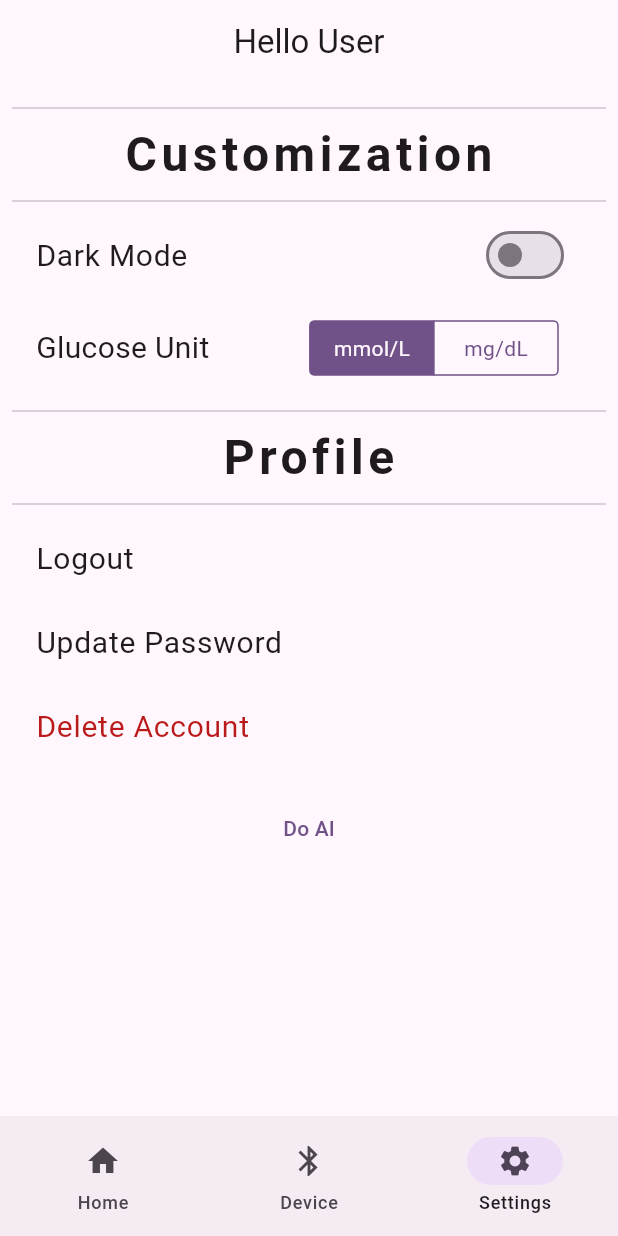
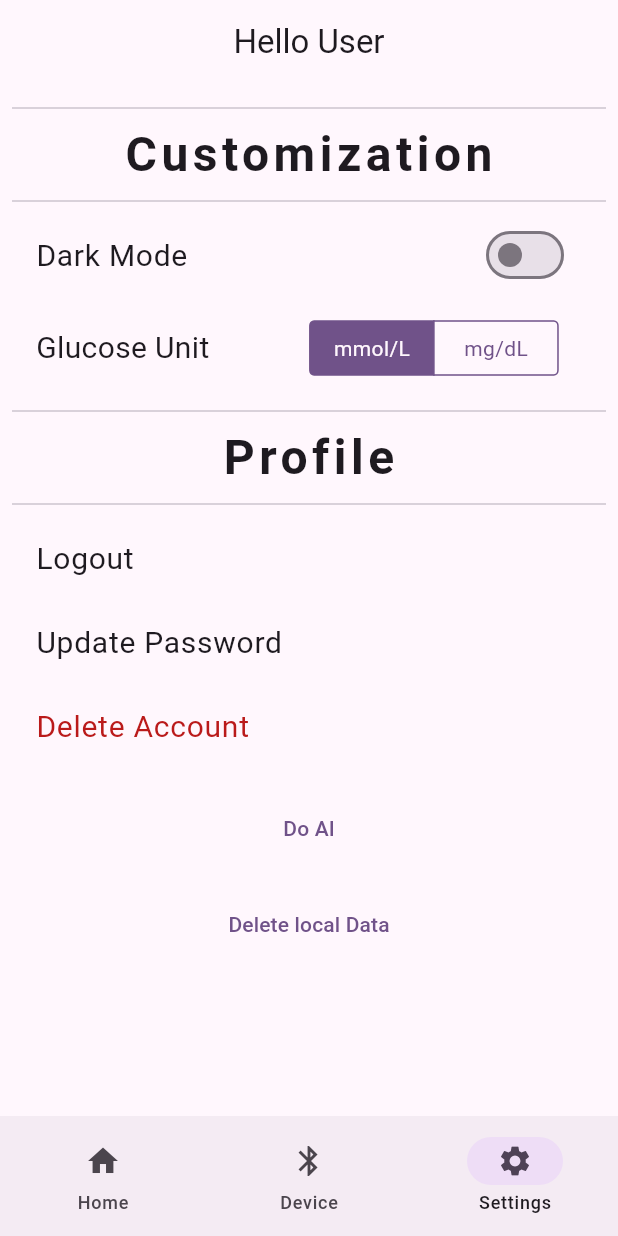
Before and after one commit to Tshadow999/glucose_monitor, a Flutter app: the WidgetTree screen opened directly, item 3 of the bottom bar chosen, after a tap on "Do AI", on a phone screen of 412 x 824 dp. Run offline on Flutter 3.47's test engine with Material 3 defaults, Android fonts, the light colour scheme and no system bars; our stand-ins replace cloud_firestore, device_info_plus, firebase_auth, firebase_core, fl_chart, flutter_blue_plus and 6 more; accounts and stored records are empty; generated files the repository leaves out were written again; network calls fail; project files that could hold a hidden picture were left out.

Commit message:
Flutter integration with FastAPI works

```diff
--- a/mobile_app/lib/data/local_storage.dart
+++ b/mobile_app/lib/data/local_storage.dart
@@ -31,9 +31,16 @@ class GlucoseReadingService {
     readingBox = await Hive.openBox('testBox');
   }
 
+  void addReadings(List<double> predictions, DateTime? time) {
+    //TODO: fix the datetime
+    for (int i = 0; i < predictions.length; i++) {
+      addReading(predictions[i], time ?? DateTime.now().subtract(Duration(minutes: 7 * i)));
+    }
+  }
+
   void addReading(double value, DateTime? time) {
     // TODO change datetime.now() ?
-    GlucoseReading newReading = GlucoseReading(value: value, timestamp: time == null ? DateTime.now() : time);
+    GlucoseReading newReading = GlucoseReading(value: value, timestamp: time ?? DateTime.now());
     readingBox.put(newReading.timestamp.toString(), newReading);
   }
 
@@ -41,9 +48,9 @@ class GlucoseReadingService {
     readingBox.deleteAt(index);
   }
 
-  void deleteAll() {
+  Future<void> deleteAll() async {
     final keys = readingBox.keys.toList();
-    readingBox.deleteAll(keys);
+    await readingBox.deleteAll(keys);
   }
 
   List<GlucoseReading> getAllReadings() {
--- a/mobile_app/lib/data/ml_model_service.dart
+++ b/mobile_app/lib/data/ml_model_service.dart
@@ -1,13 +1,11 @@
-import 'dart:typed_data';
-import 'package:tflite_v2/tflite_v2.dart';
+import 'dart:convert';
+import 'package:http/http.dart' as http;
 import 'package:flutter/services.dart' show rootBundle;
 
 // run this
 Future<List<double>> runModelFromCsv() async {
-  print("----- STARTING AI -----");
+  // print("----- STARTING AI -----");
   try {
-    await MlModelService().init();
-
     List<List<double>> inputData = await MlModelService().loadCsvData();
 
     if (inputData.isEmpty) {
@@ -15,13 +13,13 @@ Future<List<double>> runModelFromCsv() async {
       return [];
     }
 
-    print("Processing ${inputData.length} input segments");
+    // print("Processing ${inputData.length} input segments");
     List<double> predictions = [];
 
     for (var input in inputData) {
       try {
-        double result = await MlModelService().runModel(input);
-        print('Prediction: $result');
+        double result = await MlModelService().runModelPrediction(input);
+        // print('Prediction: $result');
         predictions.add(result); // Store the result
       } catch (e) {
         print('Error processing segment: $e');
@@ -29,15 +27,9 @@ Future<List<double>> runModelFromCsv() async {
       }
     }
 
-    if (predictions.isNotEmpty) {
-      double average = predictions.reduce((a, b) => a + b) / predictions.length;
-      print('Average prediction: $average');
-    }
-
     return predictions;
   } catch (e) {
-    print('Error in runModelFromCsv: $e');
-    return [];
+    rethrow;
   }
 }
 
@@ -49,71 +41,13 @@ class MlModelService {
   bool modelLoaded = false;
   double modelOutput = -1.0;
 
-  Future<void> init() async {
-
-    if (modelLoaded) return;
-
-    try {
-      String? res = await Tflite.loadModel(
-        model: "assets/model.tflite",
-        numThreads: 1,
-        isAsset: true,
-      );
-
-      print("Model load result: $res");
-      modelLoaded = true;
-    } catch (e) {
-      print("Error initializing model: $e");
-      rethrow;
-    }
-  }
-
-  Future<double> runModel(List<double> input) async {
-    if (input.length != 120) {
-      throw Exception("Input must have exactly 120 values, got ${input.length}");
-    }
-
-    try {
-      // Reshape input to match model expectation [1, 120, 1]
-      // But tflite_v2 expects a flat array, so we prepare accordingly
-      final Float32List floatInput = Float32List.fromList(input);
-
-      // Convert to byte buffer
-      final inputBytes = floatInput.buffer.asUint8List();
-
-      // Run the model
-      var result = await Tflite.runModelOnBinary(
-        binary: inputBytes,
-        numResults: 1,
-        threshold: 0.05,  // Lower threshold to ensure we get results
-      );
-
-      if (result != null && result.isNotEmpty) {
-        print("Raw output: $result");
-
-        // Extract the value - handle both formats of output
-        final value = result.first['confidence'] ??
-                     result.first['output'] ??
-                     result.first['index'] ??
-                     0.0;
-
-        return (value as num).toDouble();
-      } else {
-        throw Exception("No result returned from model");
-      }
-    } catch (e) {
-      print("Error running model: $e");
-      rethrow;
-    }
-  }
-
   Future<List<List<double>>> loadCsvData() async {
     try {
       final rawData = await rootBundle.loadString('assets/modelData.csv');
       final lines = rawData.trim().split("\n");
       List<List<double>> data = [];
 
-      print("Processing ${lines.length} lines from CSV");
+      //print("Processing ${lines.length} lines from CSV");
 
       for (var line in lines) {
         if (line.trim().isEmpty) continue;
@@ -140,16 +74,43 @@ class MlModelService {
 
       return data;
     } catch (e) {
-      print("Error loading CSV data: $e");
-      return [];
+      rethrow;
+      }
+  }
+
+Future<double> runModelPrediction(List<double> inputData) async {
+  const String apiUrl = "http://145.126.35.126:8000/predict/";
+  final headers = {'Content-Type': 'application/json'};
+  double prediction = -1.0;
+
+  try {
+      final Map<String, dynamic> inputJson = {
+        'input': inputData,
+      };
+
+      // Send the POST request
+      final response = await http.post(
+        Uri.parse(apiUrl),
+        headers: headers,
+        body: json.encode(inputJson),
+      );
+
+      // Check if the response is successful (status code 200)
+      if (response.statusCode == 200) {
+        final Map<String, dynamic> data = jsonDecode(response.body);
+        prediction = (data['prediction']);
+        // print('Prediction: $prediction');
+
+        return prediction;
+
+      } else {
+        // Handle unsuccessful response
+        print('Error: Failed to get prediction, Status Code: ${response.statusCode}');
+        return -1.0;
+      }
+    } catch (e) {
+      rethrow;
     }
   }
 
-  // Clean up resources when done
-  Future<void> dispose() async {
-    if (modelLoaded) {
-      await Tflite.close();
-      modelLoaded = false;
-    }
-  }
 }
--- a/mobile_app/lib/views/pages/settings_page.dart
+++ b/mobile_app/lib/views/pages/settings_page.dart
@@ -2,6 +2,7 @@ import 'package:firebase_auth/firebase_auth.dart';
 import 'package:flutter/cupertino.dart';
 import 'package:flutter/material.dart';
 import 'package:sugar_daddy/data/constants.dart';
+import 'package:sugar_daddy/data/local_storage.dart';
 import 'package:sugar_daddy/data/ml_model_service.dart';
 import 'package:sugar_daddy/data/notifiers.dart';
 import 'package:sugar_daddy/views/pages/login_page.dart';
@@ -137,9 +138,34 @@ class _SettingsPageState extends State<SettingsPage> {
             onTap: () => deleteAccount(context),
           ),
           SizedBox(height: 16),
-          TextButton(onPressed: () {
-            runModelFromCsv();
+          TextButton(onPressed: () async {
+            try {
+
+            List<double> predictions = await runModelFromCsv();
+
+            if(!context.mounted) return;
+            ScaffoldMessenger.of(context).showSnackBar(
+              SnackBar(content: Text('AI is finished')),
+              );
+
+            GlucoseReadingService().addReadings(predictions, null);
+            }
+            catch (e) {
+              ScaffoldMessenger.of(context).showSnackBar(
+                SnackBar(content: Text(e.toString())),
+              );
+            }
+
           }, child: Text("Do AI"),),
+          SizedBox(height: 16),
+          TextButton(onPressed: () async {
+
+            await GlucoseReadingService().deleteAll();
+            if(!context.mounted) return;
+            ScaffoldMessenger.of(context).showSnackBar(
+              SnackBar(content: Text("Local data is deleted")),
+            );
+          }, child: Text("Delete local Data"),),
         ],
       ),
     );
--- a/mobile_app/lib/views/widgets/daily_glucose_chart.dart
+++ b/mobile_app/lib/views/widgets/daily_glucose_chart.dart
@@ -1,11 +1,11 @@
 import 'dart:math';
+import 'dart:async';
+
+import 'package:fl_chart/fl_chart.dart';
+import 'package:flutter/material.dart';
 
 import 'package:sugar_daddy/data/local_storage.dart';
 import 'package:sugar_daddy/data/notification_service.dart';
-import 'package:fl_chart/fl_chart.dart';
-import 'package:flutter/material.dart';
-import 'dart:async';
-
 import 'package:sugar_daddy/data/constants.dart';
 import 'package:sugar_daddy/data/notifiers.dart';
 
@@ -36,7 +36,6 @@ class _DailyGlucoseChartState extends State<DailyGlucoseChart> {
   void initState() {
     super.initState();
     getDataFromLocalDevice();
-    // generateDummyData();
     timer = Timer.periodic(const Duration(minutes: 5), (timer) {
       if (!mounted) return;
       addNewGlucoseReading();
@@ -78,32 +77,15 @@ class _DailyGlucoseChartState extends State<DailyGlucoseChart> {
   }
 
   void getDataFromLocalDevice() {
-    GlucoseReadingService().deleteAll();
     List<GlucoseReading> storedReadings =
         GlucoseReadingService().getAllReadings();
 
-    if (storedReadings.isEmpty) {
-      final now = DateTime.now();
-
-      final List<GlucoseReading> dummyData = List.generate(10, (index) {
-        final timestamp = now.subtract(Duration(minutes: 15 * (10 - index)));
-        final value = 4.5 + Random().nextDouble() * 3.0 * unitMultiplier; // 4.5 to 7.5 range
-        return GlucoseReading(value: value, timestamp: timestamp);
-      });
-
-      for (var reading in dummyData) {
-        GlucoseReadingService().addReading(reading.value, reading.timestamp);
-      }
-
-      // Re-fetch after adding dummy data
-      storedReadings = GlucoseReadingService().getAllReadings();
-    }
     setState(() {
       glucoseLevels =
           storedReadings.map((reading) {
             return FlSpot(
               reading.timestamp.millisecondsSinceEpoch.toDouble(),
-              reading.value * unitMultiplier,
+              reading.value,
             );
           }).toList();
     });
@@ -113,19 +95,10 @@ class _DailyGlucoseChartState extends State<DailyGlucoseChart> {
     DateTime now = DateTime.now();
     setState(() {
       glucoseLevels = List.generate(15, (index) {
-        // Create time points 15 minutes apart
         DateTime time = now.subtract(Duration(minutes: (15 - index) * 15));
 
-        // Base glucose level (mmol/L or mg/dL depending on your unit system)
-        double baseLevel =
-            5.5 * unitMultiplier; // Assuming 5.5 mmol/L as baseline
-
-        // Create a realistic sine wave with some variation
-        // Using multiple sine waves of different frequencies for more natural variation
-        double sineValue =
-            baseLevel + (2.0 * unitMultiplier * sin(index * 0.5));
-
-        // Add some minor random noise for realism
+        double baseLevel = 5.5 * unitMultiplier;
+        double sineValue = baseLevel + (2.0 * unitMultiplier * sin(index * 0.5));
         sineValue += (0.1 * unitMultiplier * (Random().nextDouble() - 0.5));
 
         return FlSpot(time.millisecondsSinceEpoch.toDouble(), sineValue);
```
Also changed, not shown: 2 other files.
